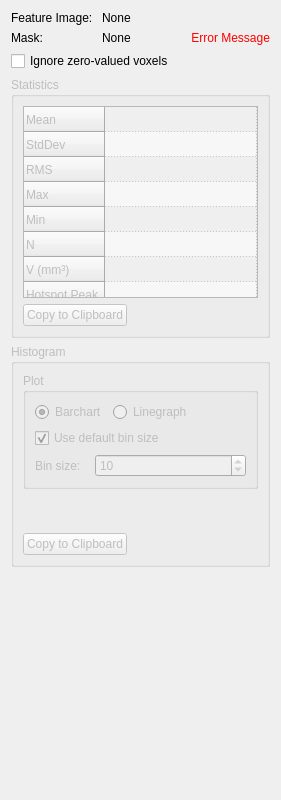
Old version of the form Plugins/org.mitk.gui.qt.measurementtoolbox/src/internal/QmitkImageStatisticsViewControls.ui in the repository MITK/MITK.
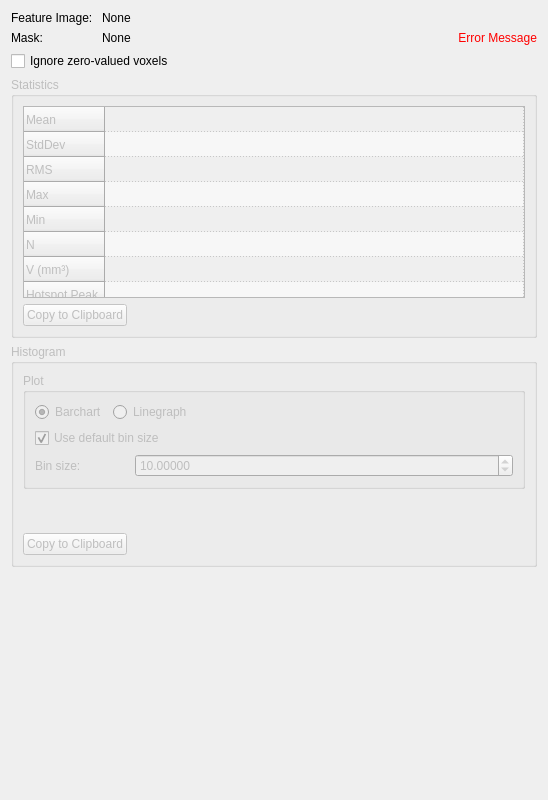
New version of the form. Custom widgets are drawn as their Qt base class.

Commit message: Enabled entering bin sizes with decimals. To discuss: would it be better to enter number of bins instead of bin size.

```diff
--- a/Plugins/org.mitk.gui.qt.measurementtoolbox/src/internal/QmitkImageStatisticsViewControls.ui
+++ b/Plugins/org.mitk.gui.qt.measurementtoolbox/src/internal/QmitkImageStatisticsViewControls.ui
@@ -9,7 +9,7 @@
    <rect>
     <x>0</x>
     <y>0</y>
-    <width>281</width>
+    <width>548</width>
     <height>800</height>
    </rect>
   </property>
@@ -420,22 +420,6 @@
             <property name="spacing">
              <number>0</number>
             </property>
-            <item row="0" column="1">
-             <widget class="QSpinBox" name="m_HistogramBinSizeSpinbox">
-              <property name="toolTip">
-               <string>Press enter to recalculate statistics with new bin size.</string>
-              </property>
-              <property name="frame">
-               <bool>true</bool>
-              </property>
-              <property name="minimum">
-               <number>1</number>
-              </property>
-              <property name="value">
-               <number>10</number>
-              </property>
-             </widget>
-            </item>
             <item row="0" column="0">
              <widget class="QLabel" name="m_HistogramBinSizeCaptionLabel">
               <property name="minimumSize">
@@ -446,7 +430,7 @@
               </property>
               <property name="maximumSize">
                <size>
-                <width>40</width>
+                <width>100</width>
                 <height>16777215</height>
                </size>
               </property>
@@ -455,19 +439,34 @@
               </property>
              </widget>
             </item>
+            <item row="0" column="1">
+             <widget class="QDoubleSpinBox" name="m_HistogramBinSizeSpinbox">
+              <property name="toolTip">
+               <string>Press enter to recalculate statistics with new bin size.</string>
+              </property>
+              <property name="frame">
+               <bool>true</bool>
+              </property>
+              <property name="decimals">
+               <number>5</number>
+              </property>
+              <property name="minimum">
+               <double>0.000010000000000</double>
+              </property>
+              <property name="maximum">
+               <double>1000000.000000000000000</double>
+              </property>
+              <property name="value">
+               <double>10.000000000000000</double>
+              </property>
+             </widget>
+            </item>
            </layout>
           </widget>
          </item>
         </layout>
        </widget>
       </item>
-      <item>
-       <widget class="QLabel" name="m_InfoLabel">
-        <property name="text">
-         <string/>
-        </property>
-       </widget>
-      </item>
       <item>
        <widget class="QStackedWidget" name="m_StatisticsWidgetStack">
         <property name="currentIndex">
@@ -483,6 +482,13 @@
         </widget>
        </widget>
       </item>
+      <item>
+       <widget class="QLabel" name="m_InfoLabel">
+        <property name="text">
+         <string/>
+        </property>
+       </widget>
+      </item>
       <item>
        <widget class="QWidget" name="widget_2" native="true">
         <layout class="QHBoxLayout" name="horizontalLayout_2">
```
The commit also changes 5 other files.
